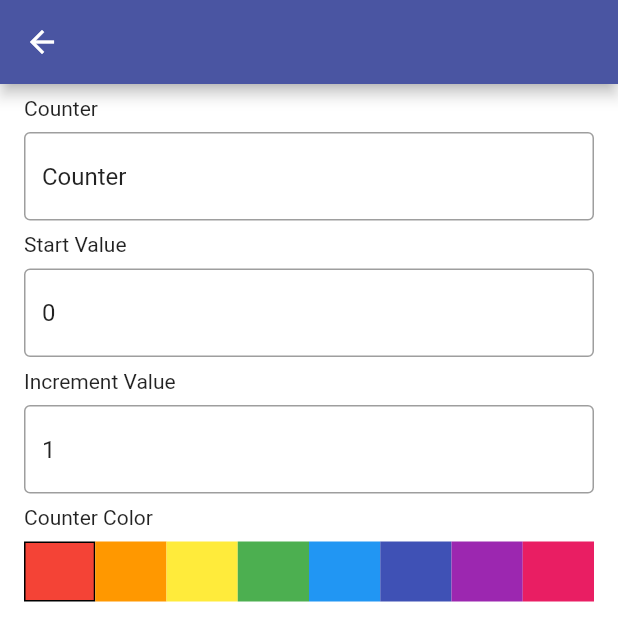
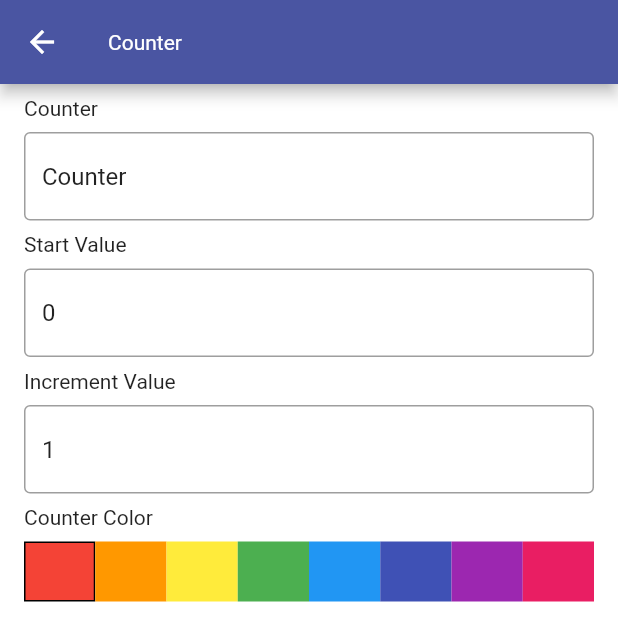
Before and after one commit to KimHyungSik/isCounter, a Flutter app: the AddCounterScreen screen opened directly, on a phone screen of 412 x 824 dp, the top half of it. Run offline on Flutter 3.47's test engine with Material 2 defaults, Android fonts, the phone set to English and light mode, and no system bars; our stand-ins replace shared_preferences, tuple; missing offline and left inert: dart:ffi; accounts and stored records are empty.

Commit message:
add_counter_title 로컬라이즈 수정

```diff
--- a/lib/l10n/intl_ko.arb
+++ b/lib/l10n/intl_ko.arb
@@ -1,5 +1,5 @@
 {
-    "add_counter_title" : "카운터",
+    "add_counter_title" : "새로운 카운터 만들기",
     "add_counter_title_description" : "카운터 명",
     "add_counter_color_text" : "카운터 색상",
     "add_counter_start_point" : "시작 값",
--- a/lib/presentation/pages/addcounter/add_counter_screen.dart
+++ b/lib/presentation/pages/addcounter/add_counter_screen.dart
@@ -19,7 +19,11 @@ class AddCounterScreen extends StatelessWidget {
   Widget build(BuildContext context) {
     return Scaffold(
       resizeToAvoidBottomInset: false,
-      appBar: AppBarBuilder().build(),
+      appBar: AppBarBuilder()
+          .setTitle(
+            string(Localize.addCounterTitle),
+          )
+          .build(),
       body: LayoutBuilder(builder: (context, constraint) {
         return SingleChildScrollView(
           child: ConstrainedBox(
```
Also changed, not shown: lib/generated/intl/messages_ko.dart.
